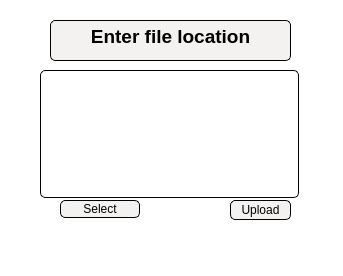
LorenzoTarricone/TranscriptomiC, file mainwindow.ui: the form before one commit.
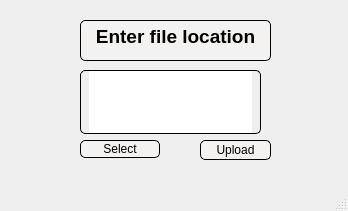
The form after the commit.

Diff of the .ui file:
```diff
--- a/mainwindow.ui
+++ b/mainwindow.ui
@@ -6,23 +6,36 @@
    <rect>
     <x>0</x>
     <y>0</y>
-    <width>343</width>
-    <height>276</height>
+    <width>348</width>
+    <height>211</height>
    </rect>
   </property>
   <property name="windowTitle">
    <string>MainWindow</string>
   </property>
-  <property name="styleSheet">
-   <string notr="true">background-color: rgb(255, 255, 255);</string>
-  </property>
   <widget class="QWidget" name="centralwidget">
-   <widget class="QTextBrowser" name="textBrowser">
+   <widget class="QPlainTextEdit" name="plainTextEdit">
     <property name="geometry">
      <rect>
-      <x>50</x>
+      <x>80</x>
+      <y>70</y>
+      <width>181</width>
+      <height>64</height>
+     </rect>
+    </property>
+    <property name="styleSheet">
+     <string notr="true">border: 1px solid black ;
+border-radius: 5px;
+padding: 0 8px;
+</string>
+    </property>
+   </widget>
+   <widget class="QTextEdit" name="textEdit">
+    <property name="geometry">
+     <rect>
+      <x>80</x>
       <y>20</y>
-      <width>241</width>
+      <width>191</width>
       <height>41</height>
      </rect>
     </property>
@@ -42,28 +55,12 @@
 &lt;p align=&quot;center&quot; style=&quot; margin-top:0px; margin-bottom:0px; margin-left:0px; margin-right:0px; -qt-block-indent:0; text-indent:0px;&quot;&gt;&lt;span style=&quot; font-size:14pt; font-weight:700;&quot;&gt;Enter file location&lt;/span&gt;&lt;/p&gt;&lt;/body&gt;&lt;/html&gt;</string>
     </property>
    </widget>
-   <widget class="QPlainTextEdit" name="plainTextEdit">
-    <property name="geometry">
-     <rect>
-      <x>40</x>
-      <y>70</y>
-      <width>259</width>
-      <height>128</height>
-     </rect>
-    </property>
-    <property name="styleSheet">
-     <string notr="true">border: 1px solid black ;
-border-radius: 5px;
-padding: 0 8px;
-</string>
-    </property>
-   </widget>
    <widget class="QPushButton" name="UploadButton">
     <property name="geometry">
      <rect>
-      <x>230</x>
-      <y>200</y>
-      <width>61</width>
+      <x>200</x>
+      <y>140</y>
+      <width>71</width>
       <height>20</height>
      </rect>
     </property>
@@ -81,8 +78,8 @@
    <widget class="QPushButton" name="SelectButton">
     <property name="geometry">
      <rect>
-      <x>60</x>
-      <y>200</y>
+      <x>80</x>
+      <y>140</y>
       <width>80</width>
       <height>18</height>
      </rect>
```
Left out of the diff: 2 changed lines with no effect on the pictures.
